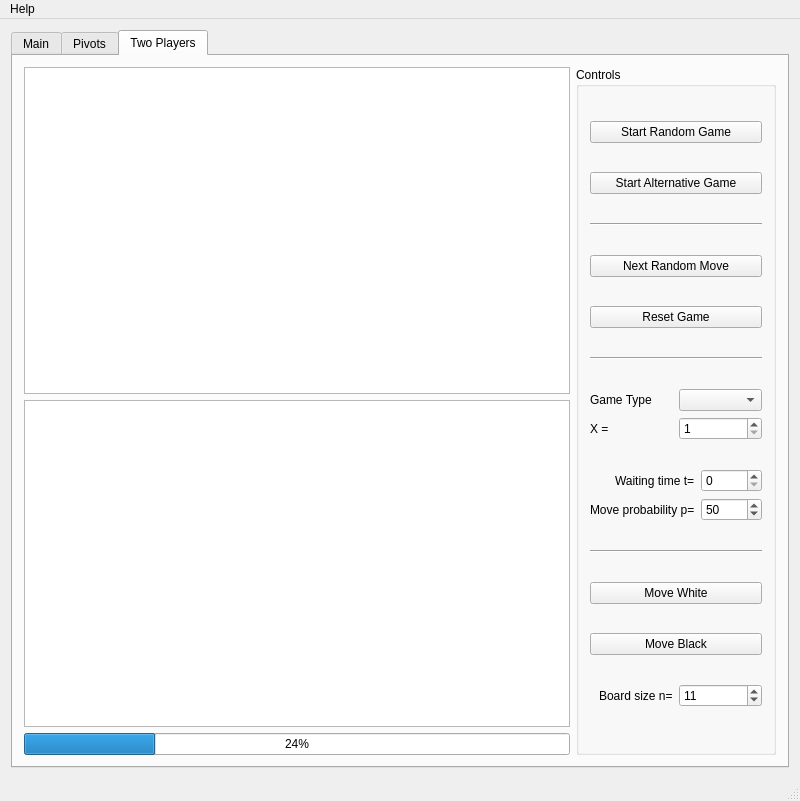
Above: simulator/mainwindow.ui from dan98/randomhex before the change. Below: the same form after it.
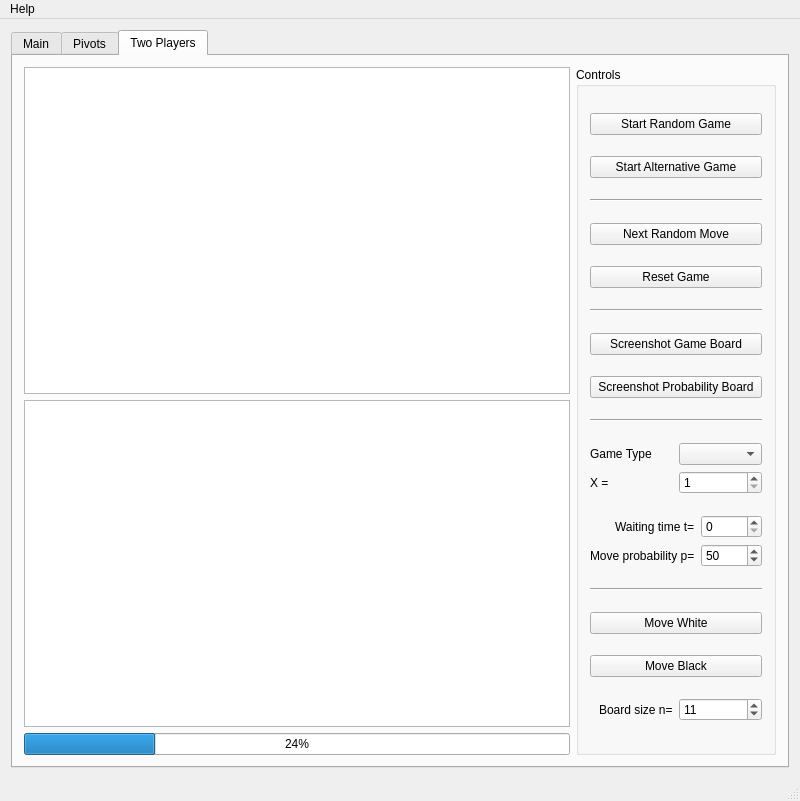
That is the form after the change. The open tabs and pages were chosen to show the change. Custom widgets are drawn as their Qt base class.

What changed in the file:
```diff
--- a/simulator/mainwindow.ui
+++ b/simulator/mainwindow.ui
@@ -7,7 +7,7 @@
     <x>0</x>
     <y>0</y>
     <width>800</width>
-    <height>800</height>
+    <height>801</height>
    </rect>
   </property>
   <property name="sizePolicy">
@@ -435,6 +435,27 @@
              </property>
             </widget>
            </item>
+           <item>
+            <widget class="Line" name="line_4">
+             <property name="orientation">
+              <enum>Qt::Horizontal</enum>
+             </property>
+            </widget>
+           </item>
+           <item>
+            <widget class="QPushButton" name="takeGameBoard">
+             <property name="text">
+              <string>Screenshot Game Board</string>
+             </property>
+            </widget>
+           </item>
+           <item>
+            <widget class="QPushButton" name="takeProbabilityBoard">
+             <property name="text">
+              <string>Screenshot Probability Board</string>
+             </property>
+            </widget>
+           </item>
            <item>
             <widget class="Line" name="line_3">
              <property name="orientation">
```
Left out of the diff: 9 changed lines with no effect on the pictures.
